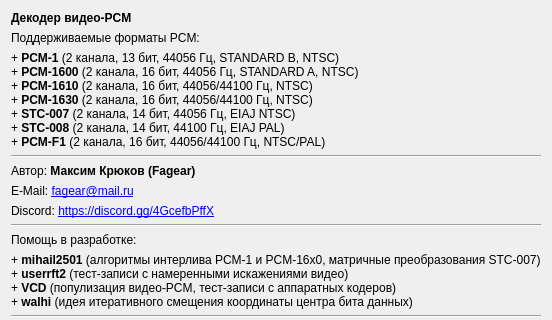
The window that about_wnd.ui (Fagear/SDVPCMdecoder) describes before a commit, drawn with Qt 5; both pictures show x 0 to 552 and y 0 to 320 of the 552 by 477 pixel window.
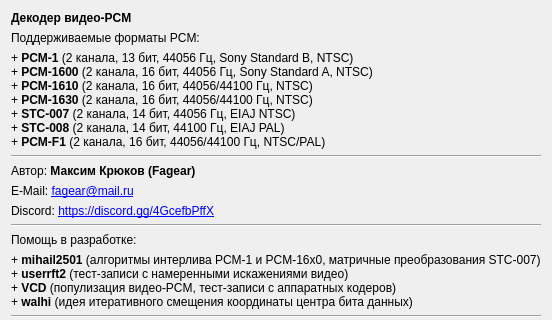
The same window after the commit.

```diff
--- a/about_wnd.ui
+++ b/about_wnd.ui
@@ -7,7 +7,7 @@
     <x>0</x>
     <y>0</y>
     <width>521</width>
-    <height>448</height>
+    <height>451</height>
    </rect>
   </property>
   <property name="windowTitle">
@@ -58,7 +58,7 @@
       <bool>true</bool>
      </property>
      <property name="text">
-      <string>&lt;html&gt;&lt;head/&gt;&lt;body&gt;&lt;p&gt;+ &lt;span style=&quot; font-weight:600;&quot;&gt;PCM-1&lt;/span&gt; (2 канала, 13 бит, 44056 Гц, STANDARD B, NTSC)&lt;br/&gt;+ &lt;span style=&quot; font-weight:600;&quot;&gt;PCM-1600&lt;/span&gt; (2 канала, 16 бит, 44056 Гц, STANDARD A, NTSC)&lt;br/&gt;+ &lt;span style=&quot; font-weight:600;&quot;&gt;PCM-1610&lt;/span&gt; (2 канала, 16 бит, 44056/44100 Гц, NTSC)&lt;br/&gt;+ &lt;span style=&quot; font-weight:600;&quot;&gt;PCM-1630&lt;/span&gt; (2 канала, 16 бит, 44056/44100 Гц, NTSC)&lt;br/&gt;+ &lt;span style=&quot; font-weight:600;&quot;&gt;STC-007&lt;/span&gt; (2 канала, 14 бит, 44056 Гц, EIAJ NTSC)&lt;br/&gt;+ &lt;span style=&quot; font-weight:600;&quot;&gt;STC-008&lt;/span&gt; (2 канала, 14 бит, 44100 Гц, EIAJ PAL)&lt;br/&gt;+ &lt;span style=&quot; font-weight:600;&quot;&gt;PCM-F1&lt;/span&gt; (2 канала, 16 бит, 44056/44100 Гц, NTSC/PAL)&lt;/p&gt;&lt;/body&gt;&lt;/html&gt;</string>
+      <string>&lt;html&gt;&lt;head/&gt;&lt;body&gt;&lt;p&gt;+ &lt;span style=&quot; font-weight:600;&quot;&gt;PCM-1&lt;/span&gt; (2 канала, 13 бит, 44056 Гц, Sony Standard B, NTSC)&lt;br/&gt;+ &lt;span style=&quot; font-weight:600;&quot;&gt;PCM-1600&lt;/span&gt; (2 канала, 16 бит, 44056 Гц, Sony Standard A, NTSC)&lt;br/&gt;+ &lt;span style=&quot; font-weight:600;&quot;&gt;PCM-1610&lt;/span&gt; (2 канала, 16 бит, 44056/44100 Гц, NTSC)&lt;br/&gt;+ &lt;span style=&quot; font-weight:600;&quot;&gt;PCM-1630&lt;/span&gt; (2 канала, 16 бит, 44056/44100 Гц, NTSC)&lt;br/&gt;+ &lt;span style=&quot; font-weight:600;&quot;&gt;STC-007&lt;/span&gt; (2 канала, 14 бит, 44056 Гц, EIAJ NTSC)&lt;br/&gt;+ &lt;span style=&quot; font-weight:600;&quot;&gt;STC-008&lt;/span&gt; (2 канала, 14 бит, 44100 Гц, EIAJ PAL)&lt;br/&gt;+ &lt;span style=&quot; font-weight:600;&quot;&gt;PCM-F1&lt;/span&gt; (2 канала, 16 бит, 44056/44100 Гц, NTSC/PAL)&lt;/p&gt;&lt;/body&gt;&lt;/html&gt;</string>
      </property>
     </widget>
    </item>
```
